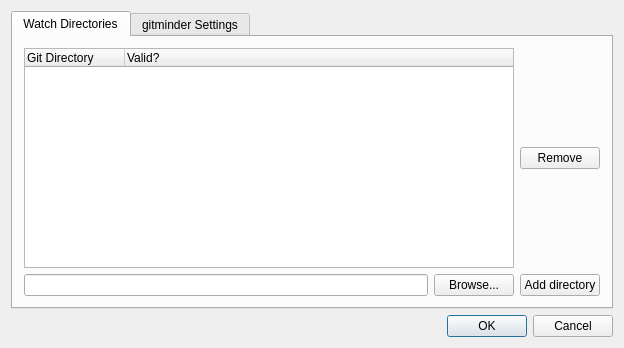
The window that gitminder/mainwindow.ui (Shookit/gitminder) describes before a commit, drawn with Qt 5.
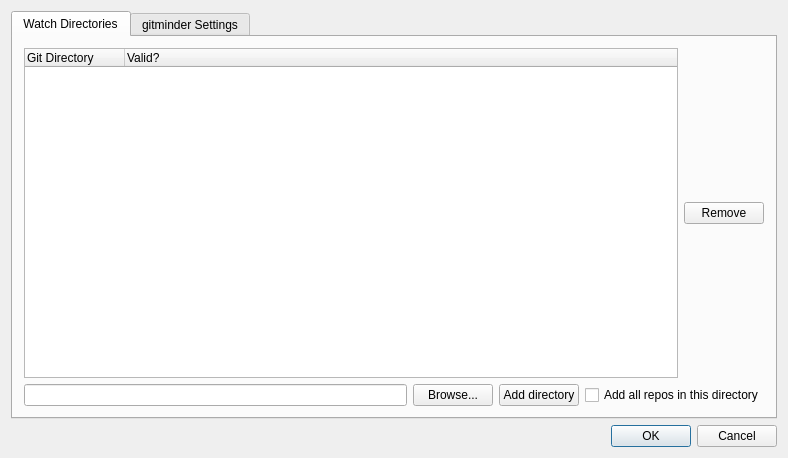
The same window after the commit.

Commit message: Included multiple folder adding capability

```diff
--- a/gitminder/mainwindow.ui
+++ b/gitminder/mainwindow.ui
@@ -6,8 +6,8 @@
    <rect>
     <x>0</x>
     <y>0</y>
-    <width>624</width>
-    <height>348</height>
+    <width>788</width>
+    <height>458</height>
    </rect>
   </property>
   <widget class="QWidget" name="centralWidget">
@@ -73,6 +73,13 @@
             </property>
            </widget>
           </item>
+          <item>
+           <widget class="QCheckBox" name="checkBox">
+            <property name="text">
+             <string>Add all repos in this directory</string>
+            </property>
+           </widget>
+          </item>
          </layout>
         </item>
        </layout>
```
The commit also changes 1 other file.
